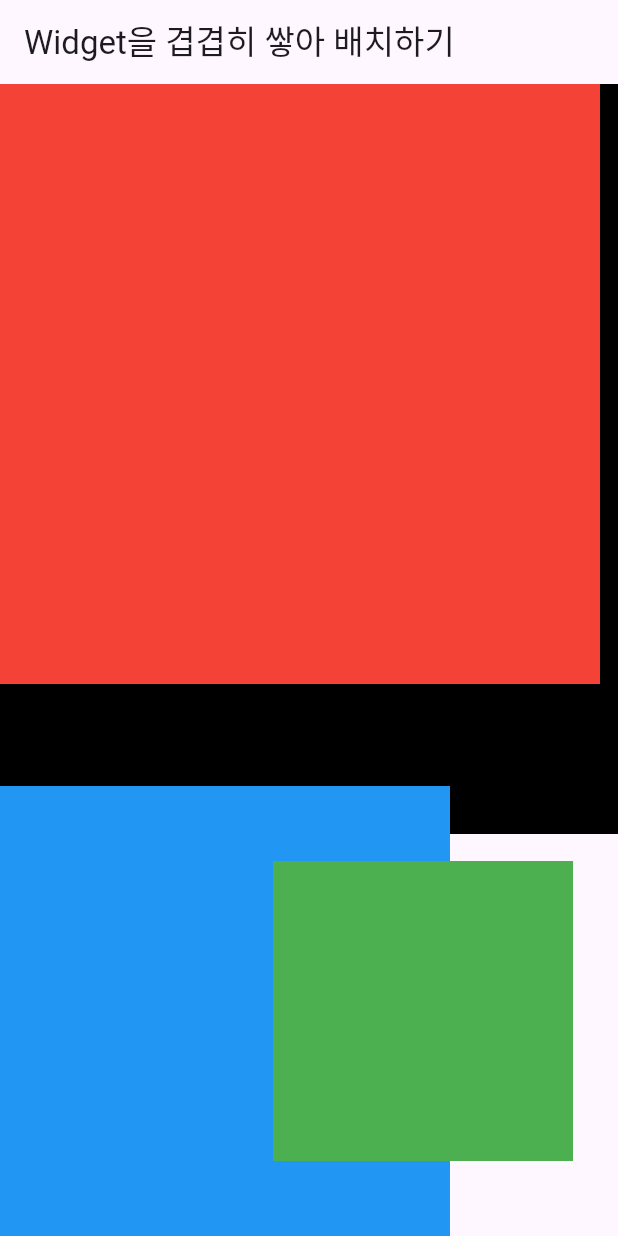
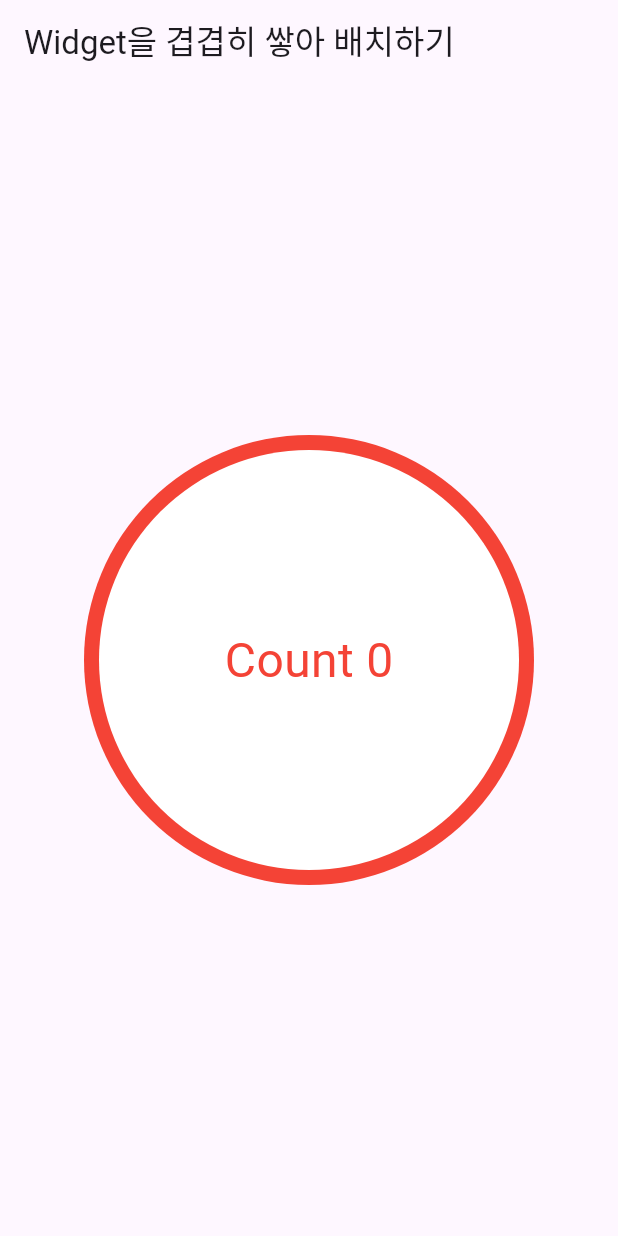
Before and after one commit to kamja44/Dart_Flutter, a Flutter app: the screen it shows after launch, on a phone screen of 412 x 824 dp. Run offline on Flutter 3.47's test engine with Material 3 defaults, Android fonts, the phone set to English and light mode, and no system bars.

Commit message:
stack과 align을 이용하여 버튼 만들기

```diff
--- a/flutter_study/lib/main.dart
+++ b/flutter_study/lib/main.dart
@@ -18,31 +18,33 @@ class Body extends StatelessWidget {
   Widget build(BuildContext context) {
     return Stack(
       children: [
-        Container(
-          width: 500,
-          height: 500,
-          color: Colors.black,
-        ),
-        Container(
-          width: 400,
-          height: 400,
-          color: Colors.red,
-        ),
         Align(
-          alignment: Alignment.bottomLeft,
+          alignment: Alignment.center,
           child: Container(
             width: 300,
             height: 300,
-            color: Colors.blue,
+            decoration: BoxDecoration(
+              color: Colors.red,
+              borderRadius: BorderRadius.circular(150),
+            ),
           ),
         ),
-        Positioned(
-          bottom: 50,
-          right: 30,
+        Align(
+          alignment: Alignment.center,
           child: Container(
-            width: 200,
-            height: 200,
-            color: Colors.green,
+            width: 280,
+            height: 280,
+            decoration: BoxDecoration(
+              color: Colors.white,
+              borderRadius: BorderRadius.circular(140),
+            ),
+          ),
+        ),
+        Align(
+          alignment: Alignment.center,
+          child: Text(
+            "Count 0",
+            style: TextStyle(color: Colors.red, fontSize: 32),
           ),
         ),
       ],
```
